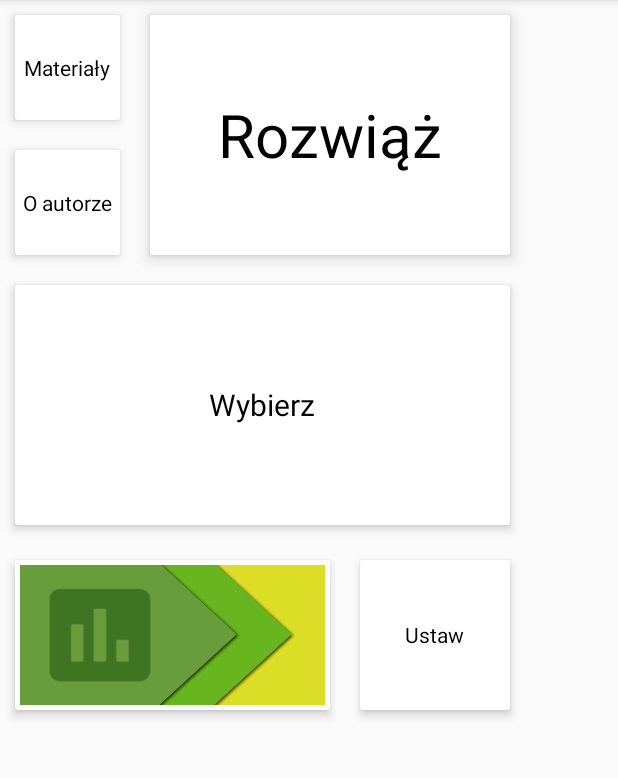
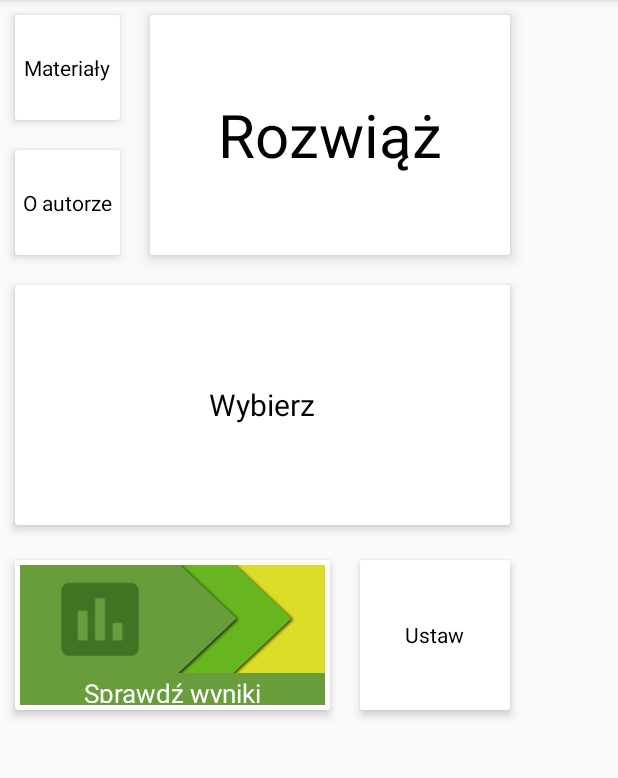
Before and after one commit to xMattCorex/Maturana100, an Android app: the screen it shows after launch (MainActivity), on a phone screen of 412 x 824 dp, the part 84-862 px from its top. Run offline under Robolectric (Android 15) with nearby library versions, the phone set to English and light mode, and no system bars.

Commit message:
dodany obrazek w stylu material design

```diff
--- a/app/src/main/res/layout/activity_main.xml
+++ b/app/src/main/res/layout/activity_main.xml
@@ -136,7 +136,7 @@
             <ImageView
                 android:id="@+id/image"
                 android:layout_width="wrap_content"
-                android:layout_height="wrap_content"
+                android:layout_height="72dp"
                 android:transitionName="imageTransition"
                 android:scaleType="fitXY"
                 android:src="@drawable/ic_assessment_black_36dp"/>
```
Also changed, not shown: app/src/main/res/drawable/ic_assessment_black_36dp.png.
